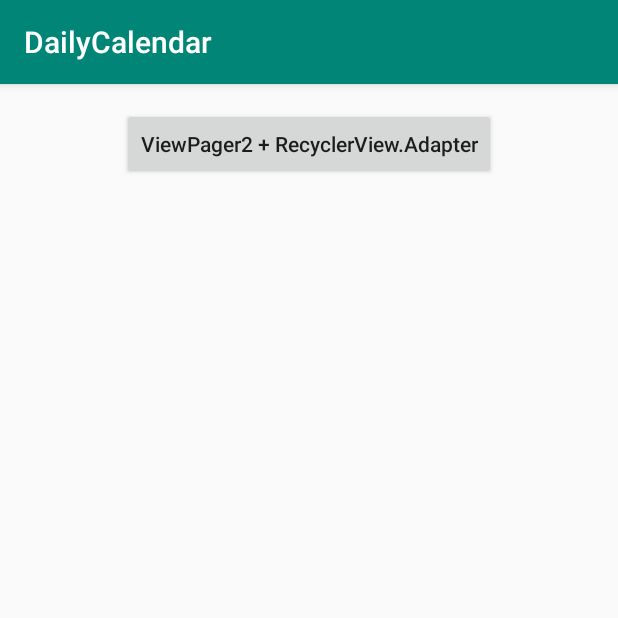
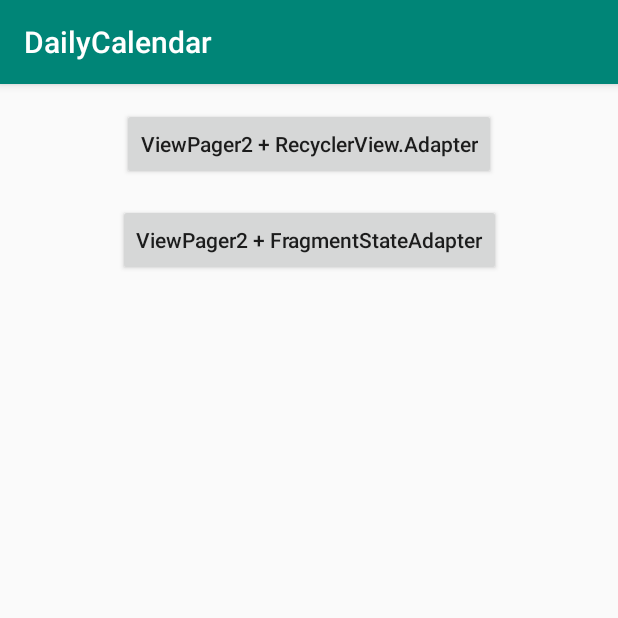
Before and after one commit to tfandkusu/DailyCalendar, an Android app: the screen it shows after launch (MainActivity), on a phone screen of 412 x 824 dp, the top half of it. Run offline under Robolectric (Android 15) with nearby library versions, the phone set to English and light mode, and no system bars.

Commit message:
Use FragmentStateAdapter

```diff
--- a/app/src/main/AndroidManifest.xml
+++ b/app/src/main/AndroidManifest.xml
@@ -3,13 +3,14 @@
     package="com.tfandkusu.dailycalendar">
 
     <application
+        android:name=".MyApplication"
         android:allowBackup="true"
         android:icon="@mipmap/ic_launcher"
         android:label="@string/app_name"
         android:roundIcon="@mipmap/ic_launcher_round"
         android:supportsRtl="true"
-        android:theme="@style/AppTheme"
-        android:name=".MyApplication">
+        android:theme="@style/AppTheme">
+        <activity android:name=".DailyCalendarViewPager2FragmentStateAdapterActivity" />
         <activity android:name=".MainActivity">
             <intent-filter>
                 <action android:name="android.intent.action.MAIN" />
--- a/app/src/main/java/com/tfandkusu/dailycalendar/DailyCalendarViewModel.kt
+++ b/app/src/main/java/com/tfandkusu/dailycalendar/DailyCalendarViewModel.kt
@@ -12,7 +12,7 @@ class DailyCalendarViewModel(private val currentTimeGetter: CurrentTimeGetter) :
     fun onCreate() {
         var today = currentTimeGetter.get()
         val days = mutableListOf<DateTimeTz>()
-        for (i in 0 until 100) {
+        for (i in 0 until 10) {
             days.add(today)
             today += 1.days
         }
--- a/app/src/main/java/com/tfandkusu/dailycalendar/MainActivity.kt
+++ b/app/src/main/java/com/tfandkusu/dailycalendar/MainActivity.kt
@@ -15,5 +15,10 @@ class MainActivity : AppCompatActivity() {
                 Intent(this, DailyCalendarViewPager2RecyclerViewAdapterActivity::class.java)
             startActivity(intent)
         }
+        viewPager2FragmentStateAdapterButton.setOnClickListener {
+            val intent =
+                Intent(this, DailyCalendarViewPager2FragmentStateAdapterActivity::class.java)
+            startActivity(intent)
+        }
     }
 }
--- a/app/src/main/res/layout/activity_main.xml
+++ b/app/src/main/res/layout/activity_main.xml
@@ -17,4 +17,15 @@
         app:layout_constraintTop_toTopOf="parent"
         android:textAllCaps="false" />
 
+    <Button
+        android:id="@+id/viewPager2FragmentStateAdapterButton"
+        android:layout_width="wrap_content"
+        android:layout_height="wrap_content"
+        android:layout_marginTop="16dp"
+        android:text="@string/view_pager_2_fragment_fragment_state_adapter"
+        app:layout_constraintEnd_toEndOf="parent"
+        app:layout_constraintStart_toStartOf="parent"
+        app:layout_constraintTop_toBottomOf="@+id/viewPager2RecyclerViewAdapterButton"
+        android:textAllCaps="false" />
+
 </androidx.constraintlayout.widget.ConstraintLayout>
--- a/app/src/main/res/values/strings.xml
+++ b/app/src/main/res/values/strings.xml
@@ -1,6 +1,8 @@
 <resources>
     <string name="app_name">DailyCalendar</string>
     <string name="view_pager_2_recycler_view_adapter">ViewPager2 + RecyclerView.Adapter</string>
+    <string name="view_pager_2_fragment_fragment_state_adapter">ViewPager2 + FragmentStateAdapter</string>
+
     <string name="year">年</string>
     <string name="month">月</string>
 </resources>
```
Also changed, not shown: app/src/main/java/com/tfandkusu/dailycalendar/DailyCalendarFragment.kt (added, +36 -0 lines), app/src/main/java/com/tfandkusu/dailycalendar/DailyCalendarFragmentStateAdapter.kt (added, +26 -0 lines), app/src/main/java/com/tfandkusu/dailycalendar/DailyCalendarItem.kt (+3 -16 lines), app/src/main/java/com/tfandkusu/dailycalendar/DailyCalendarItemViewHelper.kt (added, +27 -0 lines), app/src/main/java/com/tfandkusu/dailycalendar/DailyCalendarViewPager2FragmentStateAdapterActivity.kt (added, +26 -0 lines), app/src/main/res/layout/activity_daily_calendar_view_pager2_fragment_state_adapter.xml (added, +14 -0 lines).
